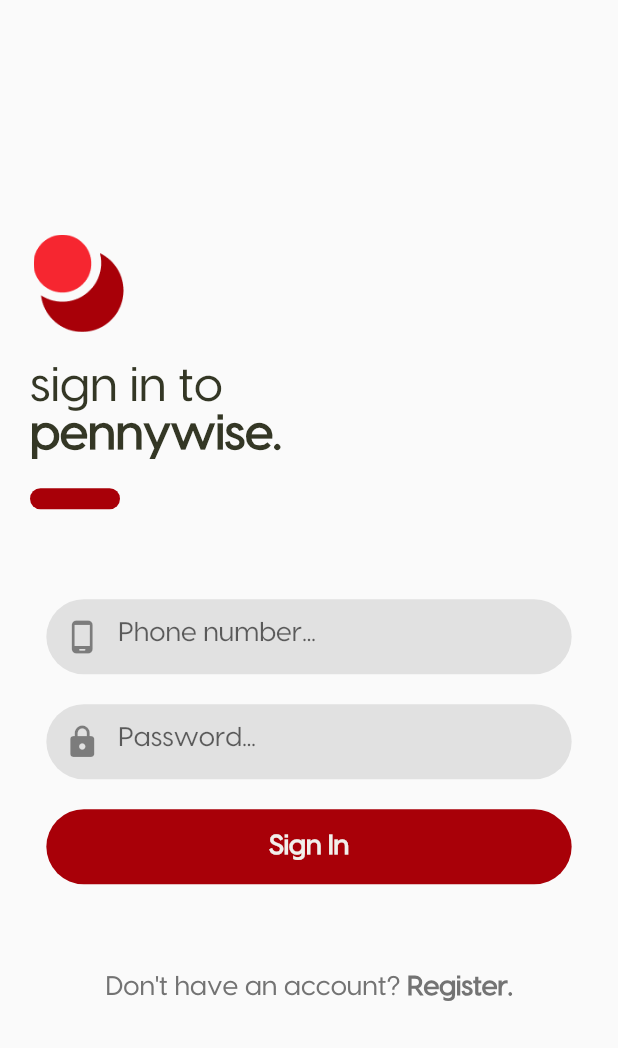
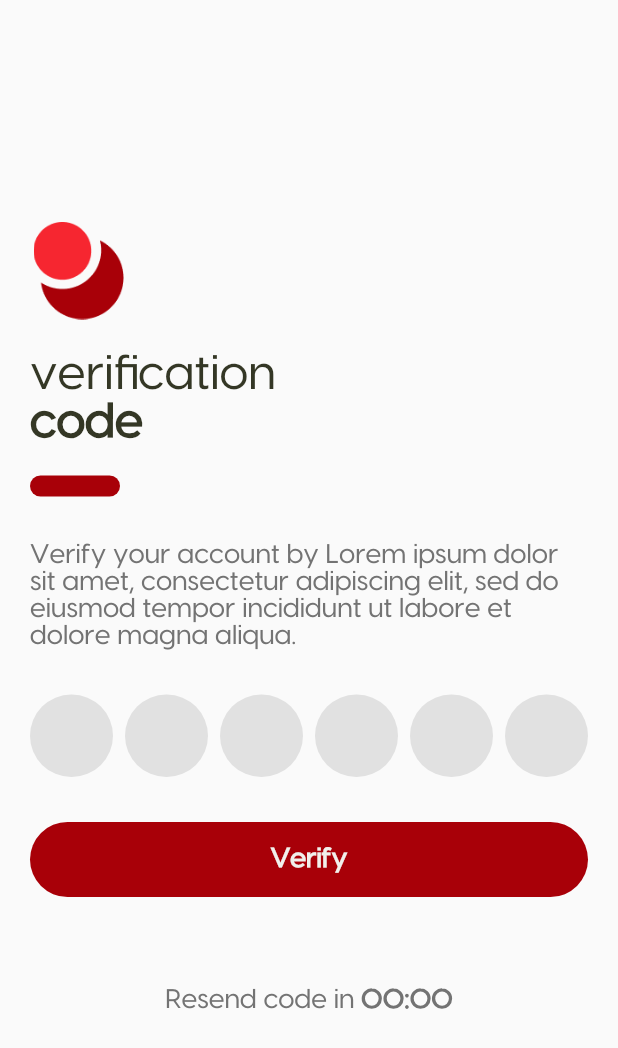
Before and after one commit to ledjoric/pennywise_app, a Flutter app: the screen it shows after launch, on a phone screen of 412 x 824 dp. Shown: the top 1048 px of the screen. Run offline on Flutter 3.47's test engine with Material 2 defaults, Android fonts, the phone set to English and light mode, and no system bars; drawn by our look-alikes of pinput; our stand-ins replace get.

Commit message:
Added SMS verification UI with Pinput

```diff
--- a/lib/app/app.dart
+++ b/lib/app/app.dart
@@ -1,6 +1,7 @@
 import 'package:flutter/material.dart';
 import 'package:get/get_navigation/get_navigation.dart';
 import 'package:pennywise_app/app/global/constants/colors.dart';
+import 'package:pennywise_app/app/modules/verify_code/verify_view.dart';
 import 'package:pennywise_app/app/routes/route_names.dart';
 import 'package:pennywise_app/app/routes/route_pages.dart';
 
@@ -15,7 +16,7 @@ class MyApp extends StatelessWidget {
       theme: ThemeData(
         primarySwatch: Colors.grey,
       ),
-      initialRoute: logIn,
+      initialRoute: verifyCode,
       getPages: AppPages.pages,
     );
   }
--- a/lib/app/global/widgets/app_filledbutton.dart
+++ b/lib/app/global/widgets/app_filledbutton.dart
@@ -17,7 +17,7 @@ class AppFilledButton extends StatelessWidget {
   @override
   Widget build(BuildContext context) {
     return SizedBox(
-      width: context.fieldWidth,
+      width: double.maxFinite,
       height: fieldHeight,
       child: FilledButton(
         style: FilledButton.styleFrom(
--- a/lib/app/global/widgets/app_textformfield.dart
+++ b/lib/app/global/widgets/app_textformfield.dart
@@ -22,7 +22,7 @@ class AppTextFormField extends StatelessWidget {
   Widget build(BuildContext context) {
     return SizedBox(
       height: fieldHeight,
-      width: context.fieldWidth,
+      width: double.maxFinite,
       child: TextFormField(
         style: kRegTextStyle,
         controller: controller,
--- /dev/null
+++ b/lib/app/global/widgets/pinput.dart
@@ -0,0 +1,31 @@
+import 'package:flutter/material.dart';
+import 'package:pennywise_app/app/global/constants/colors.dart';
+import 'package:pennywise_app/app/global/constants/dimensions.dart';
+import 'package:pennywise_app/app/global/constants/fonts.dart';
+import 'package:pennywise_app/app/global/constants/styles.dart';
+import 'package:pinput/pinput.dart';
+
+class PInput extends StatelessWidget {
+  const PInput({
+    Key? key,
+  }) : super(key: key);
+
+  @override
+  Widget build(BuildContext context) {
+    return SizedBox(
+      width: double.maxFinite,
+      height: 55,
+      child: Pinput(
+        length: 6,
+        defaultPinTheme: PinTheme(
+          width: double.maxFinite,
+          textStyle: kRegHeaderStyle,
+          decoration: BoxDecoration(
+            color: greyLight,
+            borderRadius: BorderRadius.circular(80),
+          ),
+        ),
+      ),
+    );
+  }
+}
--- /dev/null
+++ b/lib/app/modules/verify_code/verify_view.dart
@@ -0,0 +1,79 @@
+import 'package:flutter/material.dart';
+import 'package:pennywise_app/app/global/constants/colors.dart';
+import 'package:pennywise_app/app/global/constants/styles.dart';
+import 'package:pennywise_app/app/global/widgets/app_filledbutton.dart';
+import 'package:pennywise_app/app/global/widgets/app_headertext.dart';
+import 'package:pennywise_app/app/global/widgets/app_regulartext.dart';
+import 'package:pennywise_app/app/global/widgets/divider.dart';
+import 'package:pennywise_app/app/global/widgets/logo_container.dart';
+import 'package:pennywise_app/app/global/widgets/pinput.dart';
+import 'package:pinput/pinput.dart';
+
+class VerifyView extends StatefulWidget {
+  const VerifyView({Key? key}) : super(key: key);
+
+  @override
+  // ignore: library_private_types_in_public_api
+  _VerifyViewState createState() => _VerifyViewState();
+}
+
+class _VerifyViewState extends State<VerifyView> {
+  @override
+  Widget build(BuildContext context) {
+    return Scaffold(
+      body: Padding(
+        padding: const EdgeInsets.only(left: 20, right: 20),
+        child: Column(
+          mainAxisAlignment: MainAxisAlignment.center,
+          crossAxisAlignment: CrossAxisAlignment.start,
+          children: [
+            const LogoContainer(),
+            const SizedBox(height: 20),
+            const AppHeaderText(text: 'verification'),
+            const AppHeaderText(
+              text: 'code',
+              style: kBoldHeaderStyle,
+            ),
+            const SizedBox(height: 20),
+            const RedBox(),
+            const SizedBox(height: 30),
+            const AppRegularText(
+              text:
+                  'Verify your account by Lorem ipsum dolor sit amet, consectetur adipiscing elit, sed do eiusmod tempor incididunt ut labore et dolore magna aliqua.',
+              color: secondaryColor,
+            ),
+            const SizedBox(height: 30),
+            const PInput(),
+            const SizedBox(height: 30),
+            AppFilledButton(
+              text: 'Verify',
+              color: tertiaryColor,
+              onPressed: () {
+                debugPrint("Verify PIN");
+              },
+            ),
+            const SizedBox(height: 60),
+            Row(
+              mainAxisAlignment: MainAxisAlignment.center,
+              children: [
+                const AppRegularText(
+                  text: 'Resend code in',
+                  color: tertiaryColor,
+                ),
+                AppRegularText(
+                  text: ' 00:00',
+                  color: tertiaryColor,
+                  onTap: () {
+                    //placeholder
+                    debugPrint("Register");
+                  },
+                  style: kBoldTextStyle,
+                ),
+              ],
+            ),
+          ],
+        ),
+      ),
+    );
+  }
+}
--- a/lib/app/routes/route_names.dart
+++ b/lib/app/routes/route_names.dart
@@ -1,2 +1,3 @@
 const String signUp = '/signUp';
 const String logIn = '/logIn';
+const String verifyCode = '/verifyCode';
--- a/lib/app/routes/route_pages.dart
+++ b/lib/app/routes/route_pages.dart
@@ -2,6 +2,8 @@ import 'package:get/get.dart';
 import 'package:pennywise_app/app/modules/login/login_view.dart';
 import 'package:pennywise_app/app/modules/sign_up/sign_up_view.dart';
 import 'package:pennywise_app/app/routes/route_names.dart';
+
+import '../modules/verify_code/verify_view.dart';
 
 class AppPages {
   static var pages = [
@@ -13,5 +15,9 @@ class AppPages {
       name: logIn,
       page: () => const LoginView(),
     ),
+    GetPage(
+      name: verifyCode,
+      page: () => const VerifyView(),
+    ),
   ];
 }
--- a/pubspec.yaml
+++ b/pubspec.yaml
@@ -41,6 +41,7 @@ dependencies:
   firebase_messaging: ^14.2.6
   firebase_auth: ^4.2.10
   flutter_local_notifications: ^13.0.0
+  pinput: ^2.2.31
 
 dev_dependencies:
   flutter_test:
```
Also changed, not shown: lib/app/modules/verify_code/verify_controller.dart (added), 7 other files.
